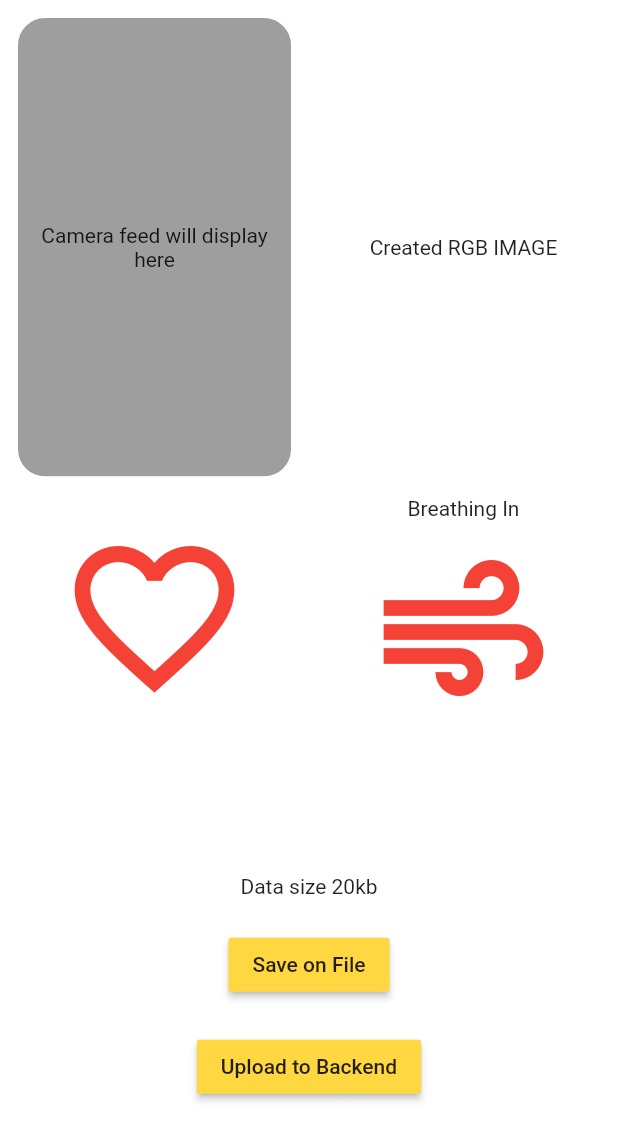
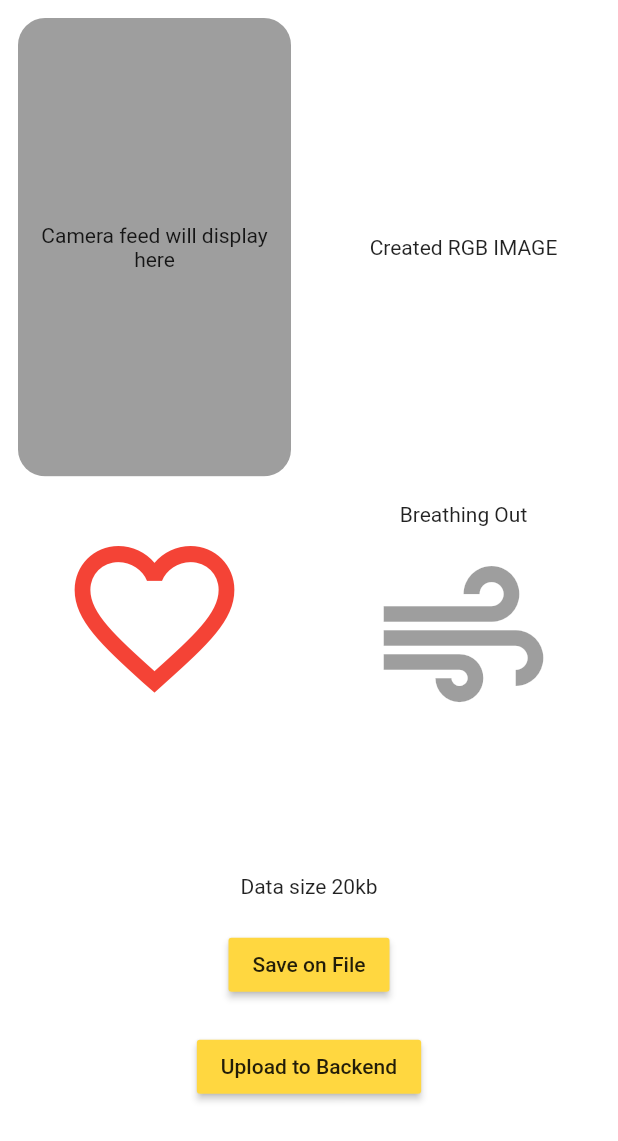
Before and after one commit to mahidul-islam/myppg, a Flutter app: the screen it shows after launch, after a tap on the "air" icon, on a phone screen of 412 x 824 dp. Shown: the top 1141 px of the screen. Run offline on Flutter 3.47's test engine with Material 2 defaults, Android fonts, the phone set to English and light mode, and no system bars; our stand-ins replace camera, wakelock_plus.

Commit message:
ui updated

```diff
--- a/lib/home_page.dart
+++ b/lib/home_page.dart
@@ -153,17 +153,23 @@ class HomePageView extends State<HomePage> with SingleTickerProviderStateMixin {
                       mainAxisAlignment: MainAxisAlignment.spaceAround,
                       children: [
                         Text(_breathing ? 'Breathing In' : 'Breathing Out'),
-                        Transform.scale(
-                          scale: _iconScale,
-                          child: IconButton(
-                            icon: const Icon(Icons.air),
-                            color: _breathing ? Colors.red : Colors.black38,
-                            iconSize: 128,
-                            onPressed: () {
-                              setState(() {
-                                _breathing = !_breathing;
-                              });
-                            },
+                        InkWell(
+                          onTapDown: (_) {
+                            setState(() {
+                              _breathing = true;
+                            });
+                          },
+                          onTapUp: (_) {
+                            setState(() {
+                              _breathing = false;
+                            });
+                          },
+                          child: ClipOval(
+                            child: Icon(
+                              Icons.air,
+                              color: _breathing ? Colors.red : Colors.black38,
+                              size: 128,
+                            ),
                           ),
                         ),
                       ],
```
